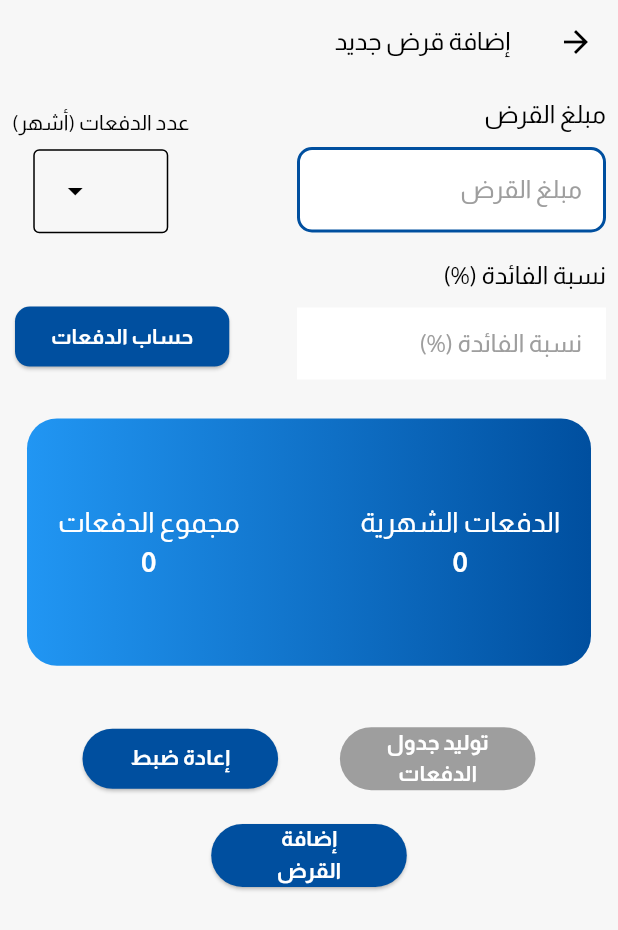
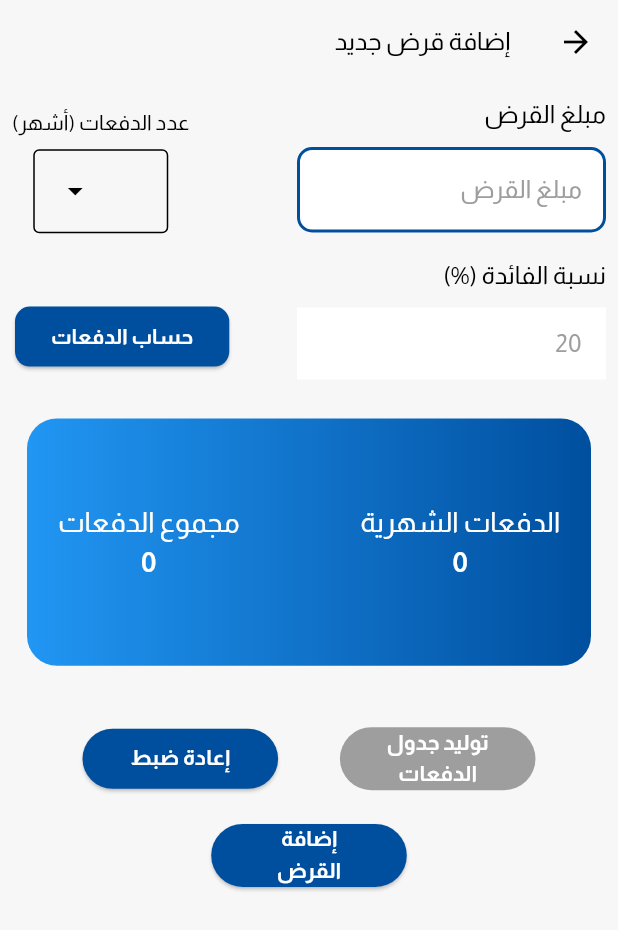
Before and after one commit to aboodalh1/bank_loan, a Flutter app: the ClientLoanPage screen opened directly with empty values, after a tap on "إضافة قرض", on a phone screen of 412 x 824 dp. Shown: the top 930 px of the screen. Run offline on Flutter 3.47's test engine with Material 3 defaults, Android fonts, the phone set to English and light mode, and no system bars; our stand-ins replace dartz, easy_splash_screen, file_picker, flutter_bloc, get_it, pdf and 4 more; missing offline and left inert: excel; accounts and stored records are empty.

Commit message:
last commit

```diff
--- a/lib/core/widgets/custom_snack_bar/custom_snack_bar.dart
+++ b/lib/core/widgets/custom_snack_bar/custom_snack_bar.dart
@@ -9,7 +9,6 @@ void customSnackBar(context,String text){
       behavior: SnackBarBehavior.floating,
       padding: const EdgeInsetsDirectional.all(10),
 
-
     ),
   );
 }
--- a/lib/features/clients_page/presentation/manger/clients_cubit.dart
+++ b/lib/features/clients_page/presentation/manger/clients_cubit.dart
@@ -57,8 +57,8 @@ class ClientsCubit extends Cubit<ClientsState> {
   }
 
   Future<void> getClientLoans({required num uId}) async {
+    loans.clear();
     emit(GetLoansLoading());
-    loans.clear();
     var result = await clientsRepo.getAllLoans(uId: uId);
     result.fold((error) {
       emit(GetLoanFailure(error: error.toString()));
@@ -72,6 +72,7 @@ class ClientsCubit extends Cubit<ClientsState> {
 
   Future<void> insertClient() async {
     if (nameController.text.isNotEmpty && dateController.text.isNotEmpty ) {
+      if(nameController.text.length < 30 && nameController.text.length>=2){
         emit(InsertClientLoading());
         await clientsRepo
             .insertToClients(name: nameController.text, date: dateController.text)
@@ -83,6 +84,9 @@ class ClientsCubit extends Cubit<ClientsState> {
         }).catchError((e) {
           emit(InsertClientFailure(error: e.toString()));
         });
+      }else{
+        emit(InsertClientFailure(error: 'لا يمكن للإسم أن يكون اكثر من 30 حرف و أقل من ثلاث أحرف'));
+      }
     } else {
       emit(InsertClientFailure(error: "جميع الحقول مطلوبة"));
     }
--- a/lib/features/clients_page/presentation/view/add_client_loan_screen.dart
+++ b/lib/features/clients_page/presentation/view/add_client_loan_screen.dart
@@ -16,6 +16,7 @@ class AddClientLoanScreen extends StatelessWidget {
   const AddClientLoanScreen({super.key, required this.id});
 
   final num id;
+
 
   @override
   Widget build(BuildContext context) {
@@ -42,6 +43,7 @@ class AddClientLoanScreen extends StatelessWidget {
                       children: [
                         Expanded(
                           child: customTextField(
+                            hintText:'مبلغ القرض' ,
                             isBenefit: false,
                             onChanged: (val) {
                               if (val.length > 1) {
@@ -75,6 +77,7 @@ class AddClientLoanScreen extends StatelessWidget {
                       children: [
                         Expanded(
                           child: customTextField(
+                            hintText: '20',
                             isBenefit: true,
                             isEnabled: false,
                             context,
@@ -172,7 +175,6 @@ class AddClientLoanScreen extends StatelessWidget {
                                       paymentsNumber: 0,
                                       date: intl.DateFormat('yyyy-MM-dd').format(DateTime.now()).toString(),
                                     );
-
                                   });
                             },
                           )
--- a/lib/features/clients_page/presentation/view/clients_loan_page.dart
+++ b/lib/features/clients_page/presentation/view/clients_loan_page.dart
@@ -1,3 +1,4 @@
+import 'package:bank_loan/core/util/shared/theme.dart';
 import 'package:bank_loan/core/widgets/custom_snack_bar/custom_snack_bar.dart';
 import 'package:bank_loan/features/clients_page/presentation/view/widgets/custom_floating_button.dart';
 import 'package:bank_loan/features/clients_page/presentation/view/widgets/empty_loan_screen.dart';
@@ -26,14 +27,14 @@ class ClientLoanPage extends StatelessWidget {
       },
       builder: (context, state) {
         if(state is GetLoansLoading){
-          return Scaffold(body: const Center(child: CircularProgressIndicator()));
+          return Scaffold(body:  Center(child: CircularProgressIndicator(color: defaultColor,)));
         }
         return Scaffold(
             floatingActionButtonLocation:
             FloatingActionButtonLocation.centerFloat,
             floatingActionButton: Padding(
               padding: const EdgeInsets.all(10),
-              child: CustomFloatingButton(uId: uId),
+              child: CustomFloatingButton(uId: uId,cubit: cubit,),
             ),
             appBar: AppBar(
               title: Text("قروض $clientName",style: TextStyle(fontSize:ScreenSizeUtil.screenWidth * 0.04),),
--- a/lib/features/loan_page/presentation/view/loan_screen.dart
+++ b/lib/features/loan_page/presentation/view/loan_screen.dart
@@ -35,6 +35,7 @@ class LoanScreen extends StatelessWidget {
               children: [
                 Expanded(
                   child: customTextField(
+                    hintText: 'مبلغ القرض' ,
                     isBenefit: false,
                     onChanged: (val){
                       if(val.length>1){cubit.checkLoanAmount();}
@@ -68,6 +69,7 @@ class LoanScreen extends StatelessWidget {
               children: [
                 Expanded(
                   child: customTextField(
+                    hintText: 'نسبة الفائدة (%)',
                     isBenefit: true,
                     context,
                     controller:
--- a/lib/features/loan_page/presentation/view/widgets/custom_text_field.dart
+++ b/lib/features/loan_page/presentation/view/widgets/custom_text_field.dart
@@ -29,7 +29,7 @@ class CustomNumberFormatter1 extends TextInputFormatter {
   }
 }
 Padding customTextField(context,
-    {bool? isBenefit,bool? isEnabled,ValueChanged<String>? onChanged,Icon? icon,required String label, required TextEditingController controller}) {
+    {bool? isBenefit,bool? isEnabled,ValueChanged<String>? onChanged,Icon? icon,required String label,required String hintText, required TextEditingController controller}) {
   return Padding(
     padding: const EdgeInsets.all(8.0),
     child: Column(
@@ -50,7 +50,7 @@ Padding customTextField(context,
             style: TextStyle(fontFamily: 'Almarai',color: Colors.black87,fontSize: ScreenSizeUtil.screenWidth*0.040),
             decoration: InputDecoration(
               suffixIcon: controller.text.isEmpty ? null : icon,
-                hintText: label,
+                hintText: hintText,
                 hintStyle: TextStyle(fontFamily: 'Almarai',color: Colors.grey,fontSize: ScreenSizeUtil.screenWidth*0.040),
                 border: InputBorder.none,
                 fillColor: Colors.white,
```
Also changed, not shown: lib/features/clients_page/presentation/view/widgets/add_client_dialog.dart (+7 -21 lines), lib/features/clients_page/presentation/view/widgets/custom_floating_button.dart (+5 -5 lines), lib/features/loan_page/presentation/manger/loan_cubit.dart (+11 -2 lines). Lines whose indentation alone changed are shown as unchanged.
